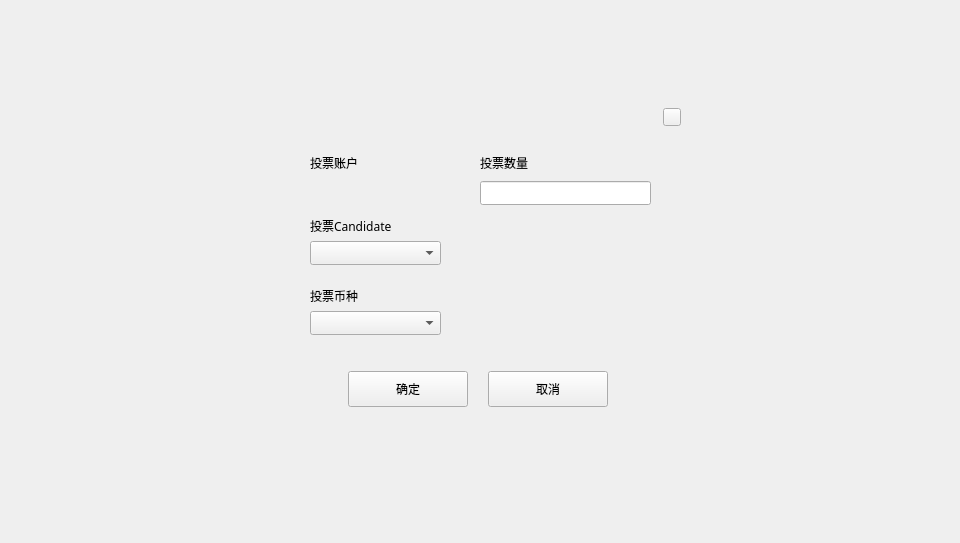
Above: XWCWallet/miner/locktominerdialog.ui from Whitecoin-Owner/Whitecoin-qt before the change. Below: the same form after it.
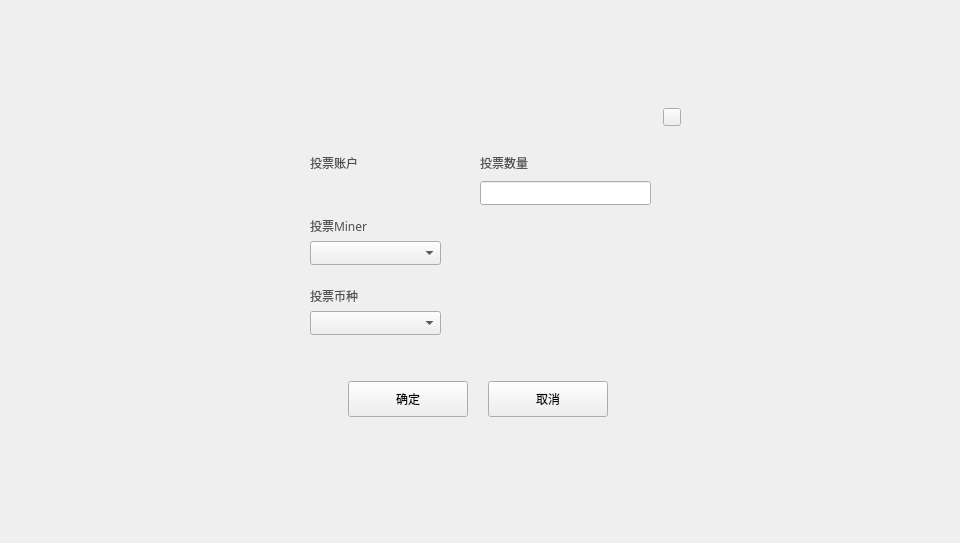
That is the form after the change.

```diff
--- a/XWCWallet/miner/locktominerdialog.ui
+++ b/XWCWallet/miner/locktominerdialog.ui
@@ -45,6 +45,10 @@
        <height>24</height>
       </rect>
      </property>
+     <property name="styleSheet">
+      <string notr="true">QLabel{color: rgb(80,80,80);
+font: 11px &quot;微软雅黑&quot;;}</string>
+     </property>
      <property name="text">
       <string>投票账户</string>
      </property>
@@ -56,7 +60,7 @@
      <property name="geometry">
       <rect>
        <x>218</x>
-       <y>270</y>
+       <y>280</y>
        <width>120</width>
        <height>36</height>
       </rect>
@@ -83,7 +87,7 @@
      <property name="geometry">
       <rect>
        <x>78</x>
-       <y>270</y>
+       <y>280</y>
        <width>120</width>
        <height>36</height>
       </rect>
@@ -156,8 +160,12 @@
        <height>30</height>
       </rect>
      </property>
+     <property name="styleSheet">
+      <string notr="true">QLabel{color: rgb(80,80,80);
+font: 11px &quot;微软雅黑&quot;;}</string>
+     </property>
      <property name="text">
-      <string>投票Candidate</string>
+      <string>投票Miner</string>
      </property>
      <property name="alignment">
       <set>Qt::AlignLeading|Qt::AlignLeft|Qt::AlignVCenter</set>
@@ -195,6 +203,10 @@
        <height>24</height>
       </rect>
      </property>
+     <property name="styleSheet">
+      <string notr="true">QLabel{color: rgb(80,80,80);
+font: 11px &quot;微软雅黑&quot;;}</string>
+     </property>
      <property name="text">
       <string>投票数量</string>
      </property>
@@ -211,6 +223,10 @@
        <height>30</height>
       </rect>
      </property>
+     <property name="styleSheet">
+      <string notr="true">QLabel{color: rgb(80,80,80);
+font: 11px &quot;微软雅黑&quot;;}</string>
+     </property>
      <property name="text">
       <string>投票币种</string>
      </property>
```
Left out of the diff: 3 changed lines with no effect on the pictures.
